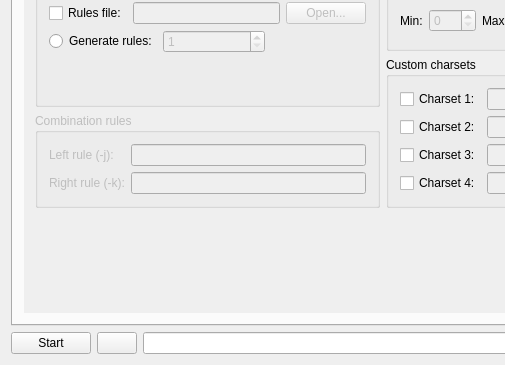
First picture: the form in src/mainwindow.ui, repository rgroesslinger/hashcat-gui, before the edit; both pictures show x 0 to 505 and y 536 to 901 of the 766 by 901 pixel window.
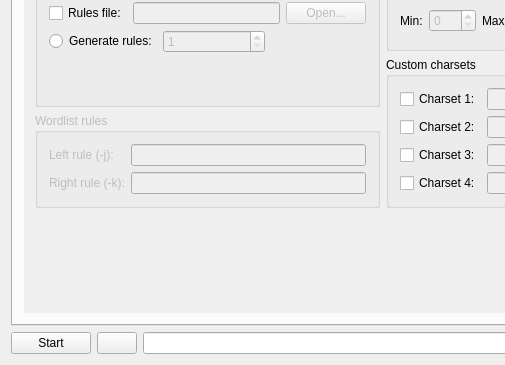
Second picture: the form after the edit. Icons and pictures are not drawn.

Commit message:
Gate -j and -k by their wordlist side
Emit -j in modes 0/1/6/9 and -k in modes 1/7, enable each field independently,
retitle the group to Wordlist rules, and update the builder and window tests.

Patch:
```diff
--- a/src/mainwindow.ui
+++ b/src/mainwindow.ui
@@ -559,7 +559,7 @@
                    <bool>false</bool>
                   </property>
                   <property name="title">
-                   <string>Combination rules</string>
+                   <string>Wordlist rules</string>
                   </property>
                   <layout class="QGridLayout" name="gridLayout_combination_rules">
                    <item row="0" column="0">
```
The commit also changes 6 other files.
